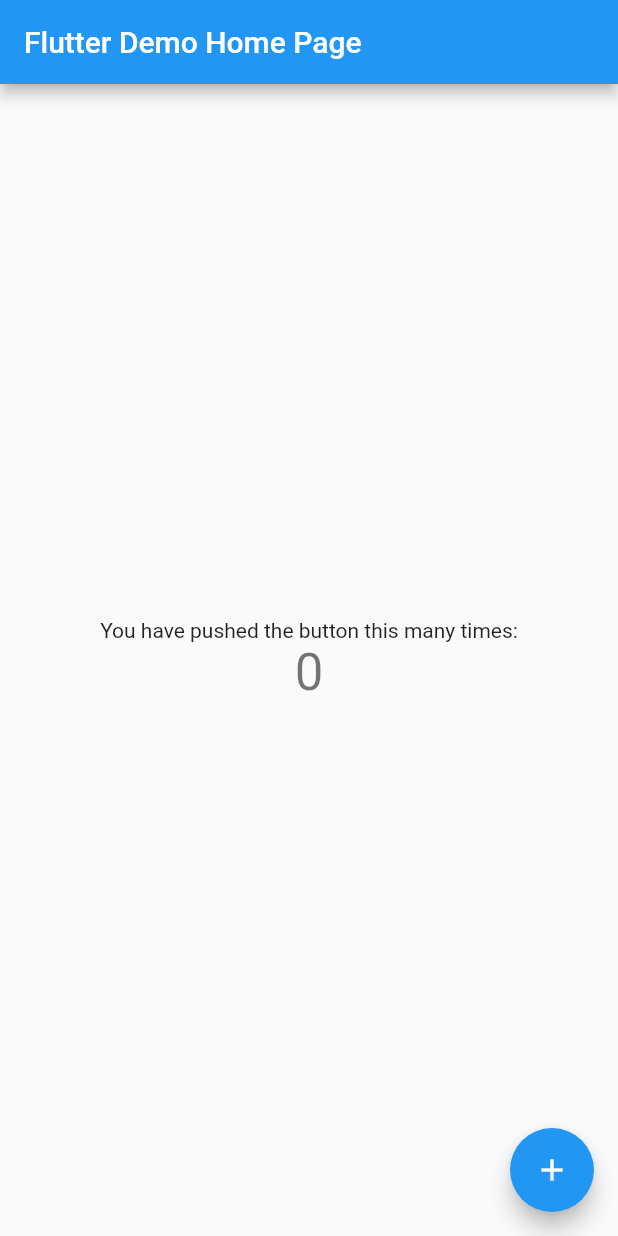
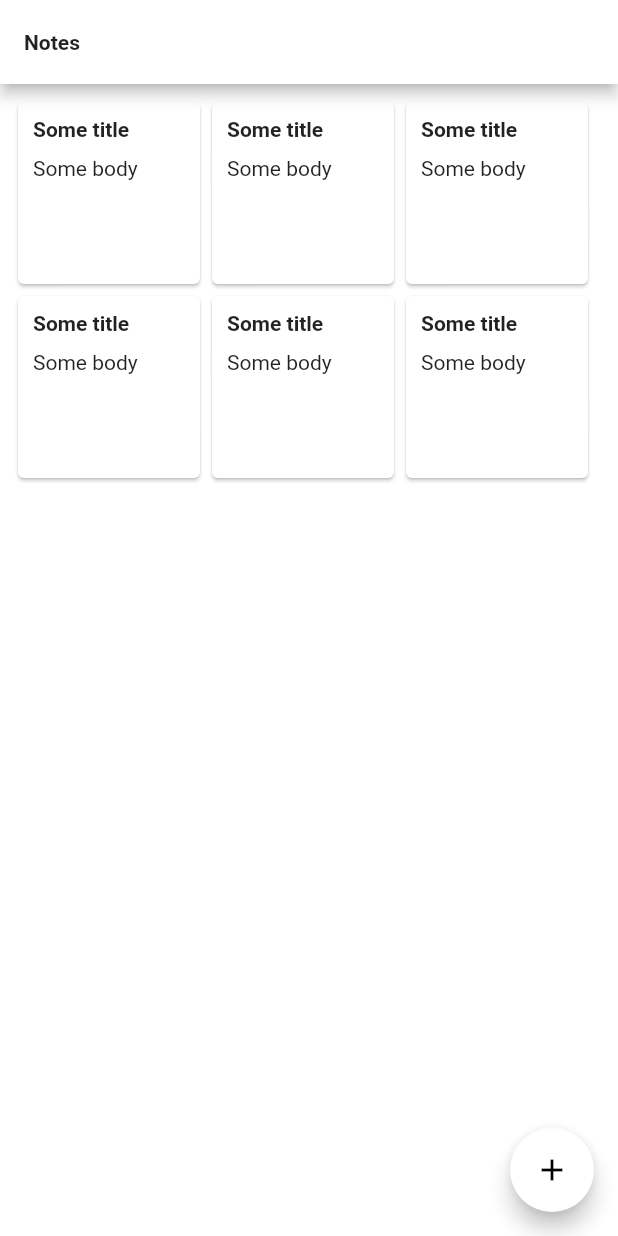
Before and after one commit to jordyvandomselaar/notial, a Flutter app: the screen it shows after launch, on a phone screen of 412 x 824 dp. Run offline on Flutter 3.47's test engine with Material 2 defaults, Android fonts, the phone set to English and light mode, and no system bars; our stand-ins replace flutter_hooks.

Commit message:
Main screen with some mock notes

```diff
--- /dev/null
+++ b/lib/Note.dart
@@ -0,0 +1,34 @@
+import 'package:flutter/material.dart';
+
+class Note extends StatelessWidget {
+  final String title;
+  final String body;
+
+  Note({@required this.title, @required this.body});
+
+  @override
+  Widget build(BuildContext context) {
+    return Card(
+      child: Padding(
+        padding: const EdgeInsets.all(10),
+        child: Column(
+          crossAxisAlignment: CrossAxisAlignment.start,
+          children: <Widget>[
+            Text(
+              this.title,
+              style: TextStyle(fontWeight: FontWeight.bold),
+              textAlign: TextAlign.justify,
+            ),
+            Padding(
+              padding: EdgeInsets.only(top: 10),
+              child: Text(
+                this.body,
+                textAlign: TextAlign.left,
+              ),
+            )
+          ],
+        ),
+      ),
+    );
+  }
+}
--- /dev/null
+++ b/lib/homepage.dart
@@ -0,0 +1,79 @@
+import 'package:Notial/Note.dart';
+import 'package:flutter/material.dart';
+import 'package:flutter_hooks/flutter_hooks.dart';
+
+class HomePage  extends HookWidget {
+  @override
+  Widget build(BuildContext context) {
+    final size = MediaQuery.of(context).size;
+    final noteHeight = (size.width / 3) - 8;
+    final noteWidth = noteHeight;
+
+    return Scaffold(
+      appBar: AppBar(
+        title: Text("Notes"),
+      ),
+      floatingActionButton: FloatingActionButton(
+        child: Icon(Icons.add),
+        onPressed: () => {},
+      ),
+      body: SingleChildScrollView(
+        child: Padding(
+          padding: const EdgeInsets.all(8.0),
+          child: Wrap(
+            children: <Widget>[
+              Container(
+                width: noteWidth,
+                height: noteHeight,
+                child: Note(
+                  title: "Some title",
+                  body: "Some body",
+                ),
+              ),
+              Container(
+                width: noteWidth,
+                height: noteHeight,
+                child: Note(
+                  title: "Some title",
+                  body: "Some body",
+                ),
+              ),
+              Container(
+                width: noteWidth,
+                height: noteHeight,
+                child: Note(
+                  title: "Some title",
+                  body: "Some body",
+                ),
+              ),
+              Container(
+                width: noteWidth,
+                height: noteHeight,
+                child: Note(
+                  title: "Some title",
+                  body: "Some body",
+                ),
+              ),
+              Container(
+                width: noteWidth,
+                height: noteHeight,
+                child: Note(
+                  title: "Some title",
+                  body: "Some body",
+                ),
+              ),
+              Container(
+                width: noteWidth,
+                height: noteHeight,
+                child: Note(
+                  title: "Some title",
+                  body: "Some body",
+                ),
+              ),
+            ],
+          ),
+        ),
+      ),
+    );
+  }
+}
--- a/lib/main.dart
+++ b/lib/main.dart
@@ -1,3 +1,4 @@
+import 'package:Notial/homepage.dart';
 import 'package:flutter/material.dart';
 
 void main() {
@@ -20,98 +21,26 @@ class MyApp extends StatelessWidget {
         // or simply save your changes to "hot reload" in a Flutter IDE).
         // Notice that the counter didn't reset back to zero; the application
         // is not restarted.
-        primarySwatch: Colors.blue,
+        primarySwatch: Colors.grey,
+        floatingActionButtonTheme: FloatingActionButtonThemeData(
+          backgroundColor: Colors.white
+        ),
         // This makes the visual density adapt to the platform that you run
         // the app on. For desktop platforms, the controls will be smaller and
         // closer together (more dense) than on mobile platforms.
         visualDensity: VisualDensity.adaptivePlatformDensity,
+        scaffoldBackgroundColor: Colors.white70,
+        appBarTheme: AppBarTheme(
+          color: Colors.white,
+          textTheme: TextTheme(
+            headline6: TextStyle(
+              color: Colors.black87,
+              fontWeight: FontWeight.bold
+            )
+          )
+        )
       ),
-      home: MyHomePage(title: 'Flutter Demo Home Page'),
+      home: HomePage(),
     );
   }
 }
-
-class MyHomePage extends StatefulWidget {
-  MyHomePage({Key key, this.title}) : super(key: key);
-
-  // This widget is the home page of your application. It is stateful, meaning
-  // that it has a State object (defined below) that contains fields that affect
-  // how it looks.
-
-  // This class is the configuration for the state. It holds the values (in this
-  // case the title) provided by the parent (in this case the App widget) and
-  // used by the build method of the State. Fields in a Widget subclass are
-  // always marked "final".
-
-  final String title;
-
-  @override
-  _MyHomePageState createState() => _MyHomePageState();
-}
-
-class _MyHomePageState extends State<MyHomePage> {
-  int _counter = 0;
-
-  void _incrementCounter() {
-    setState(() {
-      // This call to setState tells the Flutter framework that something has
-      // changed in this State, which causes it to rerun the build method below
-      // so that the display can reflect the updated values. If we changed
-      // _counter without calling setState(), then the build method would not be
-      // called again, and so nothing would appear to happen.
-      _counter++;
-    });
-  }
-
-  @override
-  Widget build(BuildContext context) {
-    // This method is rerun every time setState is called, for instance as done
-    // by the _incrementCounter method above.
-    //
-    // The Flutter framework has been optimized to make rerunning build methods
-    // fast, so that you can just rebuild anything that needs updating rather
-    // than having to individually change instances of widgets.
-    return Scaffold(
-      appBar: AppBar(
-        // Here we take the value from the MyHomePage object that was created by
-        // the App.build method, and use it to set our appbar title.
-        title: Text(widget.title),
-      ),
-      body: Center(
-        // Center is a layout widget. It takes a single child and positions it
-        // in the middle of the parent.
-        child: Column(
-          // Column is also a layout widget. It takes a list of children and
-          // arranges them vertically. By default, it sizes itself to fit its
-          // children horizontally, and tries to be as tall as its parent.
-          //
-          // Invoke "debug painting" (press "p" in the console, choose the
-          // "Toggle Debug Paint" action from the Flutter Inspector in Android
-          // Studio, or the "Toggle Debug Paint" command in Visual Studio Code)
-          // to see the wireframe for each widget.
-          //
-          // Column has various properties to control how it sizes itself and
-          // how it positions its children. Here we use mainAxisAlignment to
-          // center the children vertically; the main axis here is the vertical
-          // axis because Columns are vertical (the cross axis would be
-          // horizontal).
-          mainAxisAlignment: MainAxisAlignment.center,
-          children: <Widget>[
-            Text(
-              'You have pushed the button this many times:',
-            ),
-            Text(
-              '$_counter',
-              style: Theme.of(context).textTheme.headline4,
-            ),
-          ],
-        ),
-      ),
-      floatingActionButton: FloatingActionButton(
-        onPressed: _incrementCounter,
-        tooltip: 'Increment',
-        child: Icon(Icons.add),
-      ), // This trailing comma makes auto-formatting nicer for build methods.
-    );
-  }
-}
```
